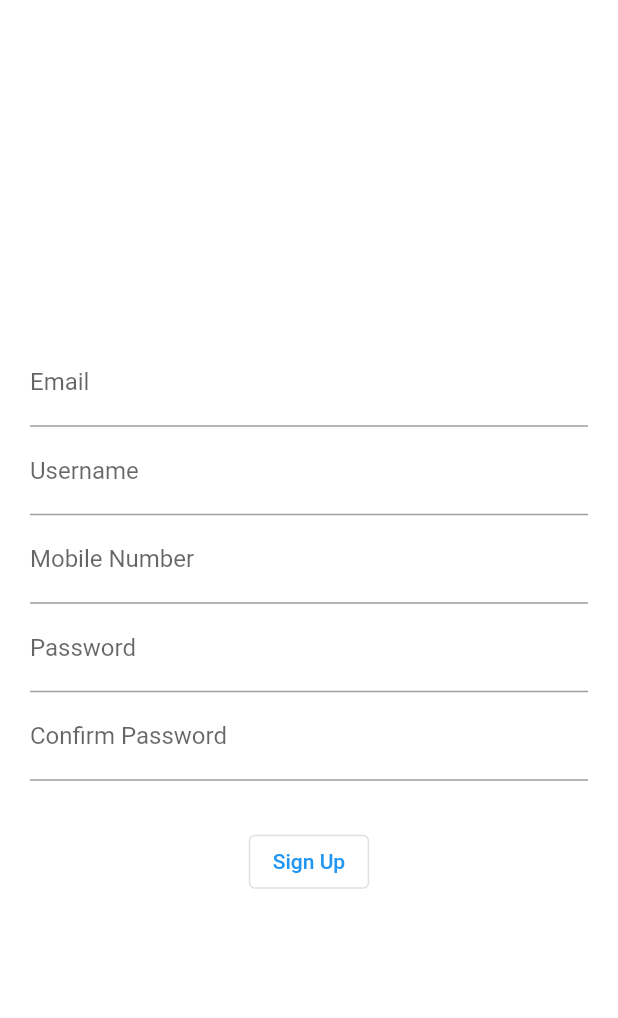
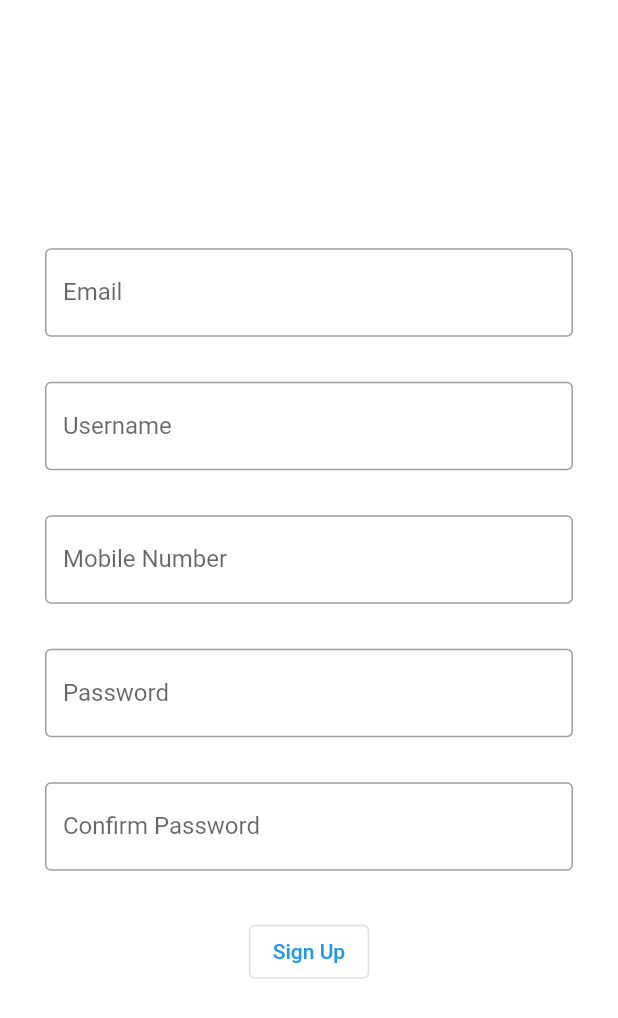
Before and after one commit to Januyan17/firstapp, a Flutter app: the FormPage screen opened directly, on a phone screen of 412 x 824 dp. Shown: the top 1018 px of the screen. Run offline on Flutter 3.47's test engine with Material 2 defaults, Android fonts, the phone set to English and light mode, and no system bars.

Commit message:
Form Edited

```diff
--- a/lib/formscreen.dart
+++ b/lib/formscreen.dart
@@ -29,7 +29,7 @@ class _FormPageState extends State<FormPage> {
         child: Center(
           child: Form(
             child: Padding(
-              padding: const EdgeInsets.all(20),
+              padding: const EdgeInsets.all(30),
               child: Form(
                   key: _formKey,
                   child: Column(
@@ -38,7 +38,8 @@ class _FormPageState extends State<FormPage> {
                       //Email Validation
 
                       TextFormField(
-                        decoration: InputDecoration(labelText: 'Email'),
+                        decoration: InputDecoration(
+                            labelText: 'Email', border: OutlineInputBorder()),
                         validator: (value) {
                           if (value!.isEmpty) {
                             return 'Required';
@@ -52,11 +53,15 @@ class _FormPageState extends State<FormPage> {
                         },
                         onChanged: (value) => _userEmail = value,
                       ),
+                      SizedBox(height: 30),
 
                       //User Name Validation
 
                       TextFormField(
-                        decoration: InputDecoration(labelText: 'Username'),
+                        decoration: InputDecoration(
+                          labelText: 'Username',
+                          border: OutlineInputBorder(),
+                        ),
                         validator: (value) {
                           if (value!.isEmpty) {
                             return 'Required';
@@ -71,9 +76,12 @@ class _FormPageState extends State<FormPage> {
                       ),
 
                       //Mobile Number Validation
+                      SizedBox(height: 30),
 
                       TextFormField(
-                        decoration: InputDecoration(labelText: 'Mobile Number'),
+                        decoration: InputDecoration(
+                            labelText: 'Mobile Number',
+                            border: OutlineInputBorder()),
                         obscureText: false,
                         validator: (value) {
                           if (value!.isEmpty) {
@@ -90,9 +98,12 @@ class _FormPageState extends State<FormPage> {
                       ),
 
                       //Password validation
+                      SizedBox(height: 30),
 
                       TextFormField(
-                        decoration: InputDecoration(labelText: 'Password'),
+                        decoration: InputDecoration(
+                            labelText: 'Password',
+                            border: OutlineInputBorder()),
                         obscureText: true,
                         validator: (value) {
                           if (value!.isEmpty) {
@@ -111,12 +122,14 @@ class _FormPageState extends State<FormPage> {
                         },
                         onChanged: (value) => _password = value,
                       ),
+                      SizedBox(height: 30),
 
                       //conform password validation
 
                       TextFormField(
-                        decoration:
-                            InputDecoration(labelText: 'Confirm Password'),
+                        decoration: InputDecoration(
+                            labelText: 'Confirm Password',
+                            border: OutlineInputBorder()),
                         obscureText: true,
                         validator: (value) {
                           if (value!.isEmpty) {
--- a/lib/login.dart
+++ b/lib/login.dart
@@ -28,7 +28,10 @@ class _LoginScreenState extends State<LoginScreen> {
                       // Email Address
 
                       TextFormField(
-                        decoration: InputDecoration(labelText: 'Email'),
+                        decoration: InputDecoration(
+                            labelText: 'Email',
+                            border: OutlineInputBorder(),
+                            hintText: "Enter Email Address"),
                       )
                     ],
                   )),
--- a/lib/main.dart
+++ b/lib/main.dart
@@ -1,4 +1,5 @@
 import 'package:flutter/material.dart';
+import 'package:flutterappproject/login.dart';
 import 'package:flutterappproject/signup.dart';
 
 void main() {
```
